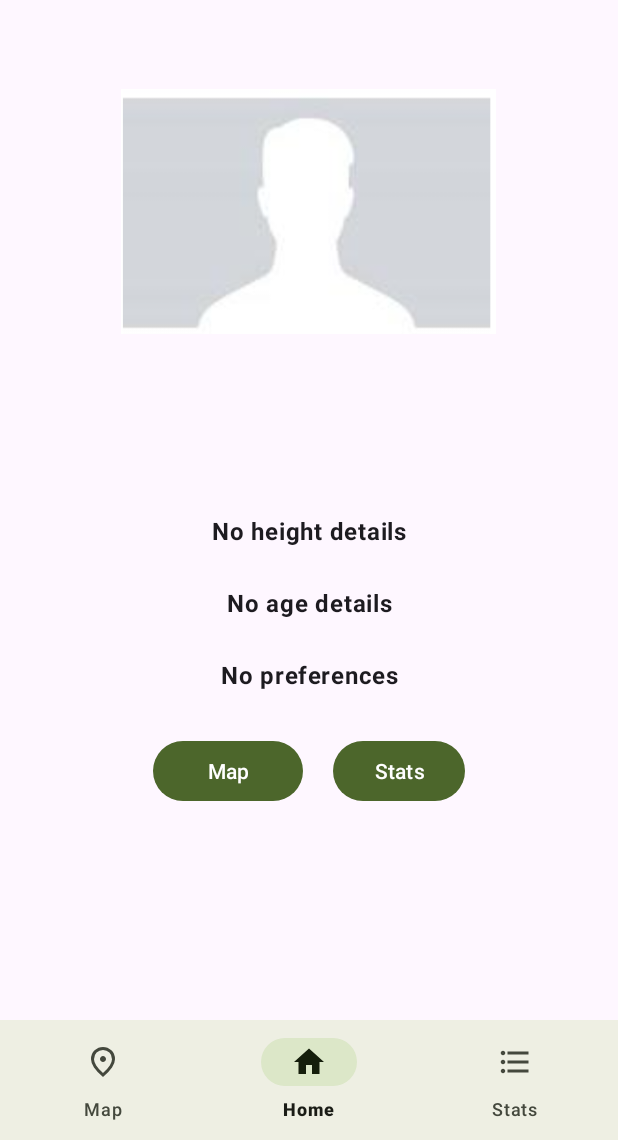
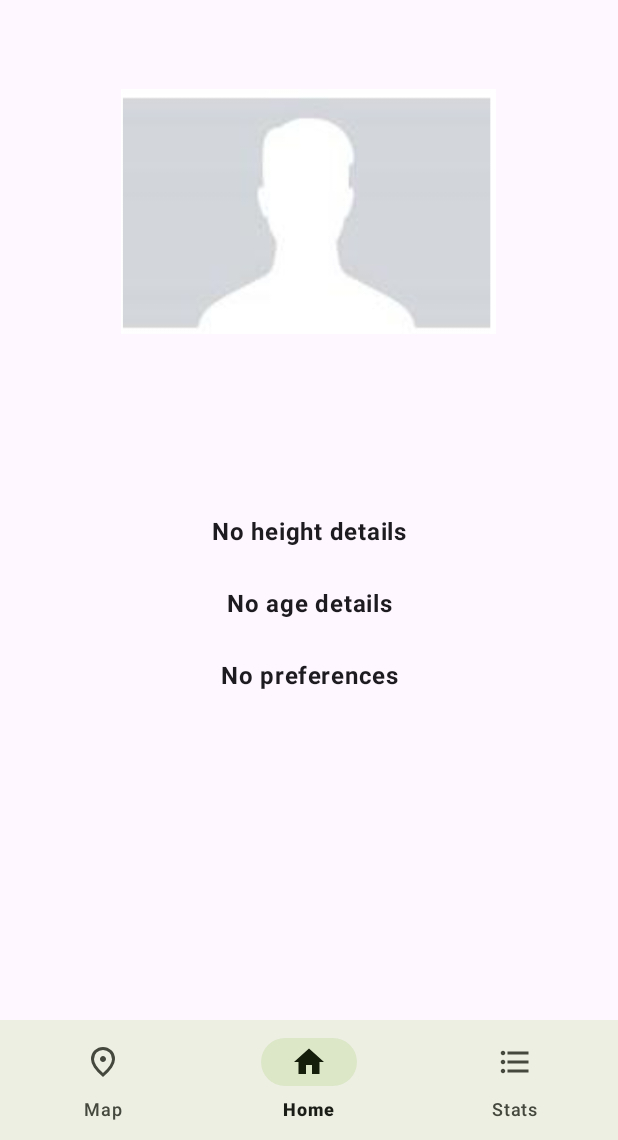
Before and after one commit to iyarlevi/PlayShare, an Android app: the MainActivity screen opened directly, with no data from a screen before it, on a phone screen of 412 x 824 dp, the part 96-1236 px from its top. Run offline under Robolectric (Android 15) with nearby library versions, the phone set to English and light mode, and no system bars; our stand-ins replace Firebase (no records; nobody signed in at launch, a user with empty details on screens opened directly), Volley.

```diff
--- a/app/src/main/res/layout/activity_main.xml
+++ b/app/src/main/res/layout/activity_main.xml
@@ -73,31 +73,6 @@
                 android:text="No preferences"
                 android:textStyle="bold" />
 
-            <LinearLayout
-                android:layout_width="match_parent"
-                android:layout_height="wrap_content"
-                android:layout_margin="@dimen/margin_regular_xlarge"
-                android:gravity="center_horizontal"
-                android:orientation="horizontal">
-
-                <Button
-                    android:id="@+id/mapButton"
-                    style="?android:attr/button"
-                    android:layout_width="@dimen/width_button_small"
-                    android:layout_height="wrap_content"
-                    android:layout_marginEnd="20dp"
-                    android:layout_marginBottom="@dimen/margin_regular_xlarge"
-                    android:text="Map" />
-
-                <Button
-                    android:id="@+id/statsButton"
-                    style="?android:attr/button"
-                    android:layout_width="wrap_content"
-                    android:layout_height="wrap_content"
-                    android:text="Stats" />
-
-            </LinearLayout>
-
         </LinearLayout>
     </ScrollView>
 
```
Also changed, not shown: app/src/main/java/com/example/playshare/Data/Models/UserModel.java (+18 -6 lines), app/src/main/java/com/example/playshare/MapActivity.java (+44 -3 lines), app/src/main/java/com/example/playshare/NewGameActivity.java (+20 -0 lines).
